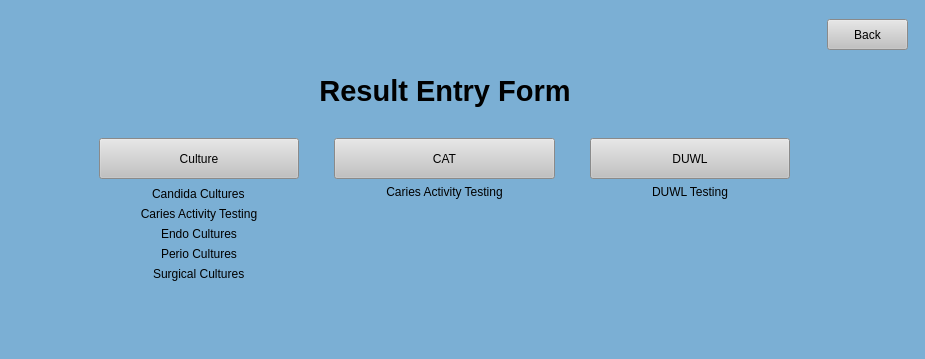
Old version of the form UI Screens/COMBdb_Result_Entry_Forms_Nav.ui in the repository Kasmanian/COMBDb-oldgen.
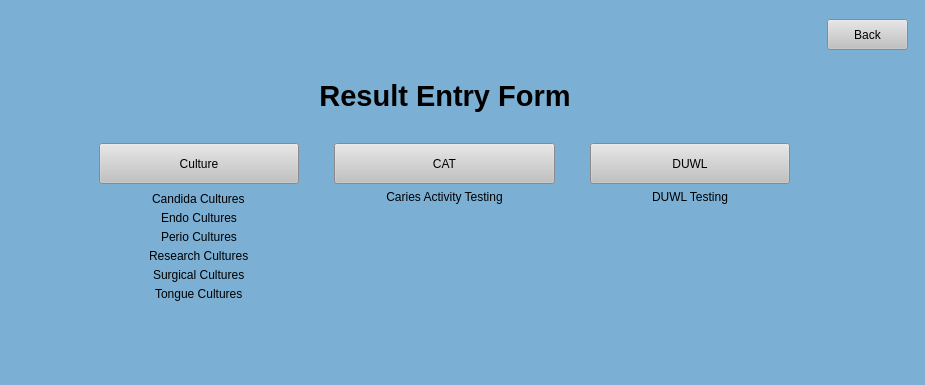
New version of the form.

What changed in the file:
```diff
--- a/UI Screens/COMBdb_Result_Entry_Forms_Nav.ui
+++ b/UI Screens/COMBdb_Result_Entry_Forms_Nav.ui
@@ -7,7 +7,7 @@
     <x>0</x>
     <y>0</y>
     <width>925</width>
-    <height>359</height>
+    <height>385</height>
    </rect>
   </property>
   <property name="sizePolicy">
@@ -19,7 +19,7 @@
   <property name="minimumSize">
    <size>
     <width>925</width>
-    <height>359</height>
+    <height>385</height>
    </size>
   </property>
   <property name="windowTitle">
@@ -283,7 +283,7 @@
         <item row="1" column="1">
          <layout class="QVBoxLayout" name="verticalLayout_3">
           <property name="spacing">
-           <number>6</number>
+           <number>5</number>
           </property>
           <property name="topMargin">
            <number>8</number>
@@ -295,16 +295,6 @@
             </property>
            </widget>
           </item>
-          <item>
-           <widget class="QLabel" name="label_13">
-            <property name="text">
-             <string>Caries Activity Testing</string>
-            </property>
-            <property name="alignment">
-             <set>Qt::AlignCenter</set>
-            </property>
-           </widget>
-          </item>
           <item alignment="Qt::AlignHCenter">
            <widget class="QLabel" name="label_14">
             <property name="text">
@@ -319,6 +309,13 @@
             </property>
            </widget>
           </item>
+          <item alignment="Qt::AlignHCenter">
+           <widget class="QLabel" name="label_3">
+            <property name="text">
+             <string>Research Cultures</string>
+            </property>
+           </widget>
+          </item>
           <item alignment="Qt::AlignHCenter">
            <widget class="QLabel" name="label_16">
             <property name="text">
@@ -326,6 +323,13 @@
             </property>
            </widget>
           </item>
+          <item alignment="Qt::AlignHCenter">
+           <widget class="QLabel" name="label_2">
+            <property name="text">
+             <string>Tongue Cultures</string>
+            </property>
+           </widget>
+          </item>
          </layout>
         </item>
         <item row="0" column="3">
```
